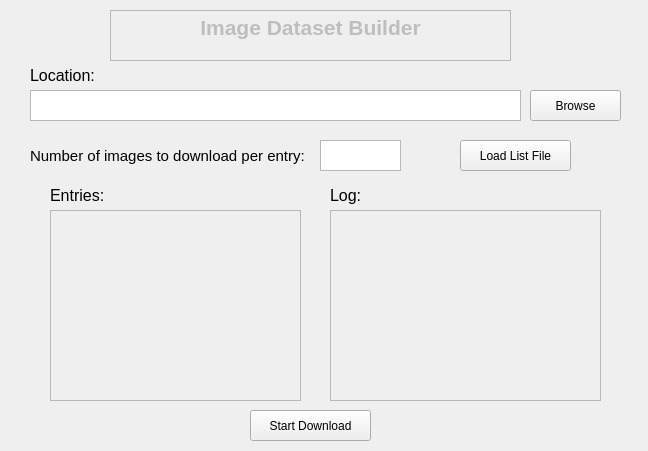
Qt form form.ui (VishalRashmika/Image-Dataset-Builder) before a commit.
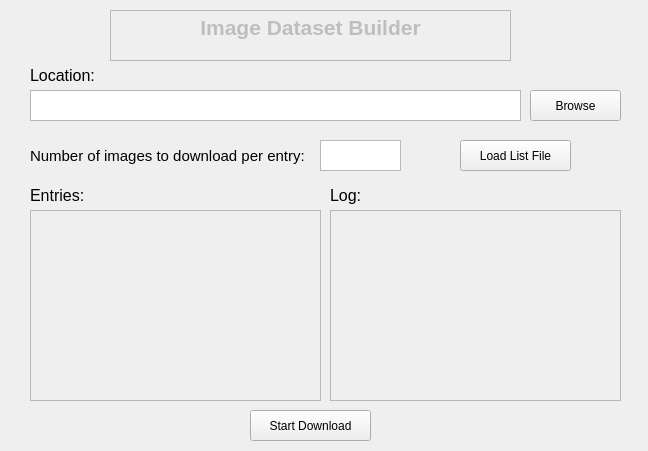
The same form after that commit.

Patch:
```diff
--- a/form.ui
+++ b/form.ui
@@ -92,9 +92,9 @@
    </property>
    <property name="geometry">
     <rect>
-     <x>50</x>
+     <x>30</x>
      <y>210</y>
-     <width>251</width>
+     <width>291</width>
      <height>191</height>
     </rect>
    </property>
@@ -148,7 +148,7 @@
     <rect>
      <x>330</x>
      <y>210</y>
-     <width>271</width>
+     <width>291</width>
      <height>191</height>
     </rect>
    </property>
@@ -156,7 +156,7 @@
   <widget class="QLabel" name="label_3">
    <property name="geometry">
     <rect>
-     <x>50</x>
+     <x>30</x>
      <y>180</y>
      <width>81</width>
      <height>31</height>
```
